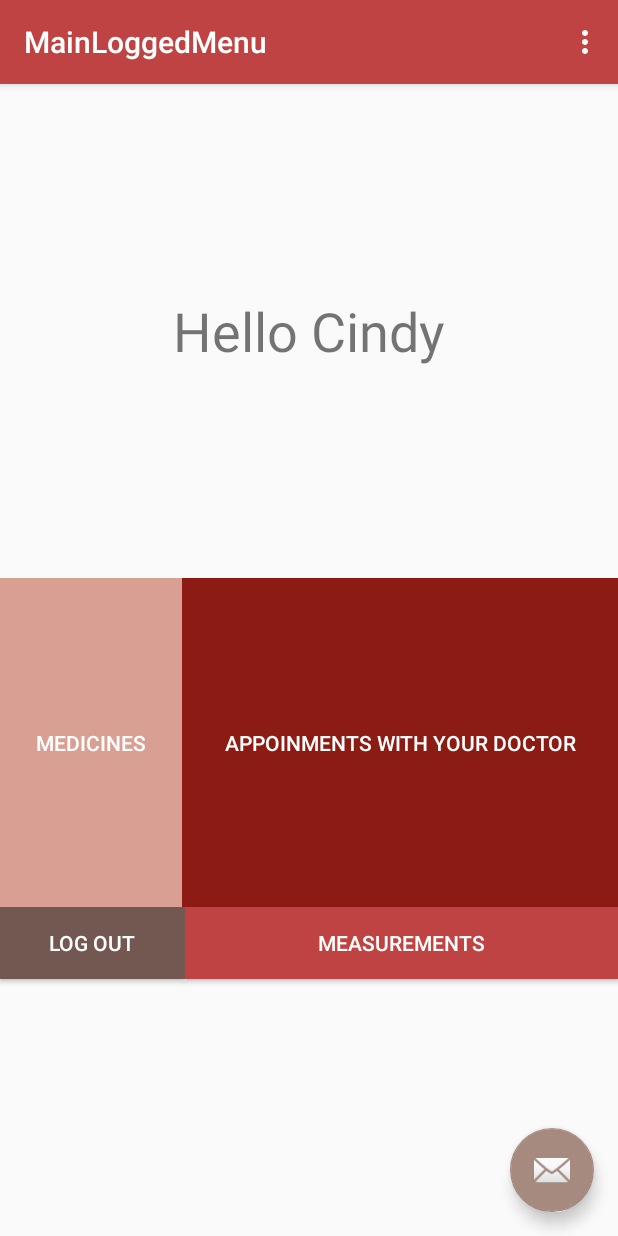
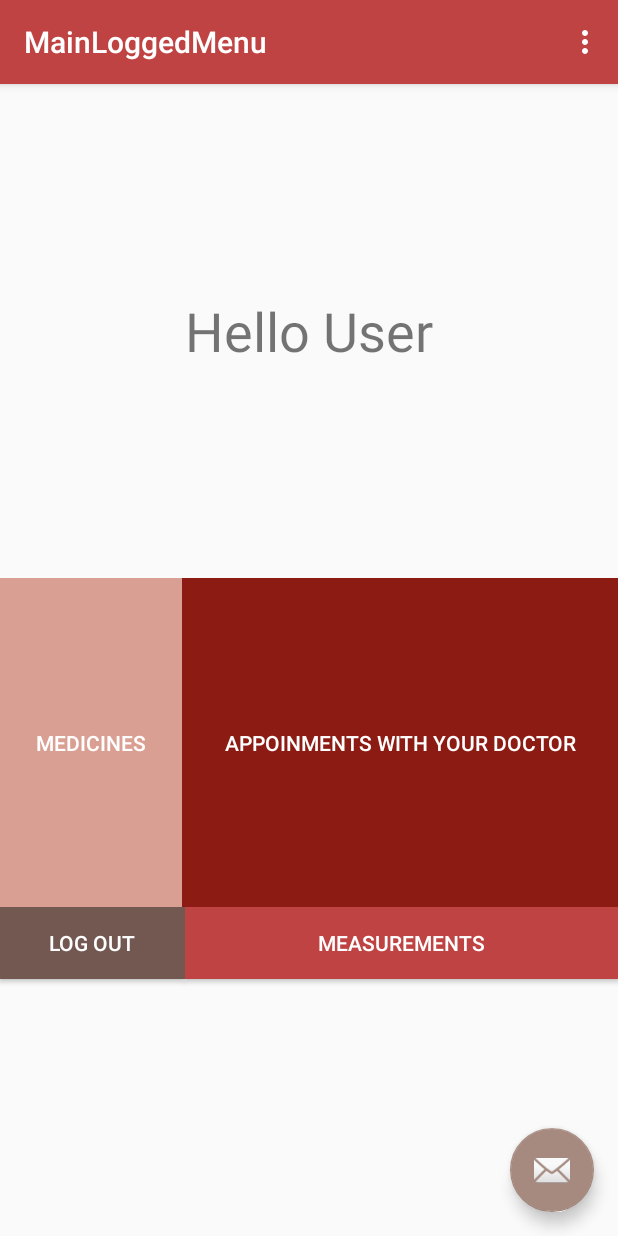
Before and after one commit to mkowals9/WPAM_PressHeart, an Android app: the screen it shows after launch once a user with an empty profile is signed in (MainLoggedMenu), on a phone screen of 412 x 824 dp. Run offline under Robolectric (Android 15) with nearby library versions, the phone set to English and light mode, and no system bars; our stand-ins replace Firebase (no records; nobody signed in at launch, a user with empty details on screens opened directly).

Commit message:
log out working properly - idk if it's made correctly according to coding way but it's working :D

```diff
--- a/app/src/main/AndroidManifest.xml
+++ b/app/src/main/AndroidManifest.xml
@@ -21,7 +21,8 @@
         <activity
             android:name=".MainActivity"
             android:label="@string/app_name"
-            android:theme="@style/AppTheme.NoActionBar">
+            android:theme="@style/AppTheme.NoActionBar"
+            android:noHistory="true">
             <intent-filter>
                 <action android:name="android.intent.action.MAIN" />
 
@@ -33,6 +34,7 @@
             android:parentActivityName=".MainLoggedMenu"
             android:label="MeasurementsActivity"
             android:theme="@style/AppTheme.NoActionBar"
+            android:noHistory="true"
             />
 
     </application>
--- a/app/src/main/java/com/wpam/pressheart/fragments/MainLoggedMenuFragment.kt
+++ b/app/src/main/java/com/wpam/pressheart/fragments/MainLoggedMenuFragment.kt
@@ -1,15 +1,20 @@
 package com.wpam.pressheart.fragments
 
+import android.content.ContentValues.TAG
 import android.content.Intent
 import android.os.Bundle
 import android.util.Log
 import android.view.LayoutInflater
 import android.view.View
 import android.view.ViewGroup
+import android.widget.TextView
 import androidx.fragment.app.Fragment
 import androidx.navigation.fragment.findNavController
 import com.google.firebase.auth.FirebaseAuth
 import com.google.firebase.auth.FirebaseUser
+import com.google.firebase.firestore.ktx.firestore
+import com.google.firebase.ktx.Firebase
+import com.wpam.pressheart.MainActivity
 import com.wpam.pressheart.MainLoggedMenu
 import com.wpam.pressheart.MeasurementsActivity
 import com.wpam.pressheart.R
@@ -21,6 +26,8 @@ import kotlinx.android.synthetic.main.fragment_main_logged_menu.*
 
 class MainLoggedMenuFragment : Fragment() {
 
+    private val db = Firebase.firestore
+    private var userLogin : String = "User"
 
     override fun onCreateView(
         inflater: LayoutInflater, container: ViewGroup?,
@@ -33,6 +40,28 @@ class MainLoggedMenuFragment : Fragment() {
     override fun onViewCreated(view: View, savedInstanceState: Bundle?) {
         super.onViewCreated(view, savedInstanceState)
 
+
+        val userId : String = FirebaseAuth.getInstance().currentUser.uid.toString()
+        val docRef = db.collection("users_info").document(userId)
+        docRef.get()
+            .addOnSuccessListener {
+                document ->
+                if (document != null){
+                    print("userId: {userId}")
+
+                    //userLogin= document.data.toString()
+                    this.userLogin = "whatever"
+                    print("userLogin : {userLogin}")
+                    Log.d(TAG, "DocumentSnapshot data: ${document.data}")
+                    Log.d(TAG, "userLogin: ${this.userLogin}")
+                }
+                else
+                {
+
+                }
+            }
+
+        textview_first.text="Hello " + this.userLogin
         //view.findViewById<Button>(R.id.measurementsButton).setOnClickListener {
           //  findNavController().navigate(R.id.action_MainLoggedMenu_to_MeasurementsFragment)
         //}
@@ -51,6 +80,8 @@ class MainLoggedMenuFragment : Fragment() {
             updateUI(null)
             //findNavController().navigate(R.id.action_MainLoggedMenu_to_MainViewFragment)
             (this.activity as MainLoggedMenu).onBackPressed()
+            val intent = Intent(this.activity as MainLoggedMenu, MainActivity::class.java)
+            startActivity(intent)
             //findNavController().navigate(R.id.action_MainLoggedMenu_to_MainViewFragment)
 
         }
--- a/app/src/main/res/layout/fragment_main_logged_menu.xml
+++ b/app/src/main/res/layout/fragment_main_logged_menu.xml
@@ -17,7 +17,7 @@
             android:layout_height="match_parent"
             android:layout_weight="120"
             android:gravity="center"
-            android:text="Hello Cindy"
+            android:text="Hello User"
             android:textAlignment="center"
             android:textSize="36sp" />
 
```
Also changed, not shown: app/src/main/res/layout/fragment_measurements.xml (+6 -6 lines).
